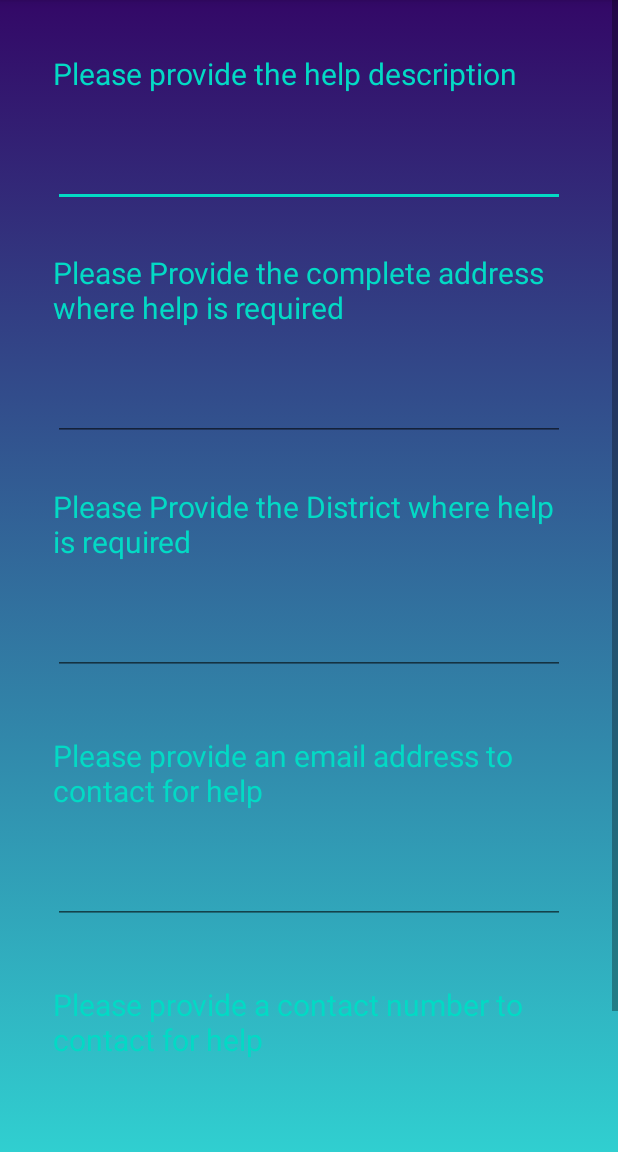
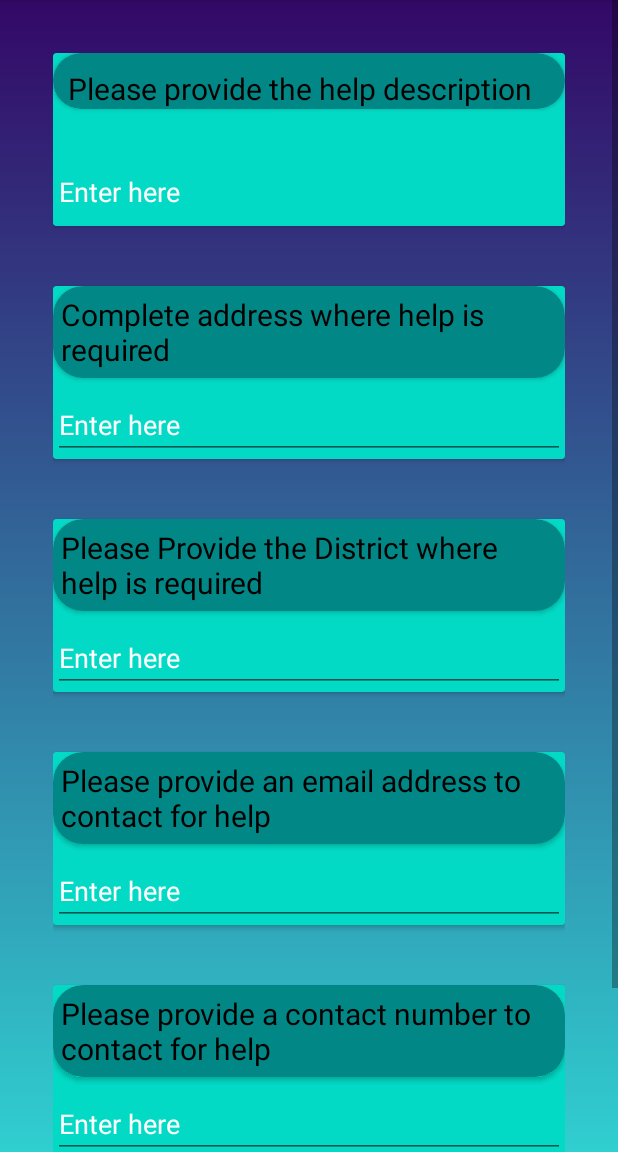
Before and after one commit to Atharva-Vijay-Khade/CoviHelp, an Android app: the AddHelpInfo screen opened directly, with no data from a screen before it, on a phone screen of 412 x 824 dp, the part 84-1236 px from its top. Run offline under Robolectric (Android 15) with nearby library versions, the phone set to English and light mode, and no system bars.

Commit message:
UI for user auth and add info added

```diff
--- a/CoviHelp/app/src/main/java/com/example/covihelp/MainActivity.java
+++ b/CoviHelp/app/src/main/java/com/example/covihelp/MainActivity.java
@@ -30,7 +30,7 @@ public class MainActivity extends AppCompatActivity {
         helpTheNeedy.setOnClickListener(new View.OnClickListener(){
             @Override
             public void onClick(View view) {
-                Intent intent = new Intent(MainActivity.this,HelpTheNeedy.class);
+                Intent intent = new Intent(MainActivity.this,LoginSignUp.class);
                 startActivity(intent);
             }
         });
--- a/CoviHelp/app/src/main/res/layout/activity_add_help_info.xml
+++ b/CoviHelp/app/src/main/res/layout/activity_add_help_info.xml
@@ -13,99 +13,208 @@
         android:padding="35dp"
         android:id="@+id/RelativeLayout1"
         >
+
+        <androidx.cardview.widget.CardView
+            android:layout_width="match_parent"
+            android:layout_height="wrap_content"
+            android:id="@+id/helpInfoTextCard"
+            app:cardBackgroundColor="@color/teal_200"
+            >
+
+            <androidx.cardview.widget.CardView
+                android:layout_width="match_parent"
+                android:layout_height="wrap_content"
+                app:cardCornerRadius="20dp"
+                app:cardBackgroundColor="@color/teal_700">
+
                 <TextView
                     android:layout_width="wrap_content"
                     android:layout_height="wrap_content"
+                    android:layout_marginLeft="10dp"
+                    android:layout_marginTop="10dp"
                     android:text="Please provide the help description"
                     android:textSize="20sp"
                     android:layout_alignParentLeft="true"
-            android:textColor="@color/teal_200"
+                    android:textColor="@color/black"
                     android:id="@+id/helpDescription"
                     />
+
+            </androidx.cardview.widget.CardView>
+
+
             <EditText
                 android:layout_width="match_parent"
                 android:layout_height="wrap_content"
                 android:id="@+id/helpInfoText"
                 android:layout_below="@+id/helpDescription"
-            android:layout_marginTop="30dp"
+                android:layout_marginTop="70dp"
                 android:textColor="@color/white"
+                android:hint="Enter here"
+                android:textColorHint="@color/white"
                 />
+
+        </androidx.cardview.widget.CardView>
+
+        <androidx.cardview.widget.CardView
+            android:layout_width="match_parent"
+            android:layout_height="wrap_content"
+            android:id="@+id/addressTextCard"
+            android:layout_below="@+id/helpInfoTextCard"
+            android:layout_marginTop="40dp"
+            app:cardBackgroundColor="@color/teal_200"
+            >
+
+            <androidx.cardview.widget.CardView
+                android:layout_width="match_parent"
+                android:layout_height="wrap_content"
+                app:cardCornerRadius="20dp"
+                app:cardBackgroundColor="@color/teal_700">
+
                 <TextView
                     android:layout_width="wrap_content"
                     android:layout_height="wrap_content"
-            android:text="Please Provide the complete address where help is required"
+                    android:text="Complete address where help is required"
                     android:textSize="20sp"
                     android:layout_alignParentLeft="true"
-            android:textColor="@color/teal_200"
+                    android:padding="5dp"
+                    android:textColor="@color/black"
                     android:id="@+id/address"
-            android:layout_below="@+id/helpInfoText"
-            android:layout_marginTop="30dp"
                     />
+
+            </androidx.cardview.widget.CardView>
+
             <EditText
                 android:layout_width="match_parent"
                 android:layout_height="wrap_content"
                 android:id="@+id/addressText"
                 android:layout_below="@+id/address"
-            android:layout_marginTop="30dp"
+                android:layout_marginTop="70dp"
                 android:textColor="@color/white"
+                android:hint="Enter here "
+                android:textColorHint="@color/white"
                 />
+
+        </androidx.cardview.widget.CardView>
+
+
+        <androidx.cardview.widget.CardView
+            android:layout_width="match_parent"
+            android:layout_height="wrap_content"
+            android:id="@+id/districtCard"
+            android:layout_below="@+id/addressTextCard"
+            android:layout_marginTop="40dp"
+            app:cardBackgroundColor="@color/teal_200">
+
+        <androidx.cardview.widget.CardView
+            android:layout_width="match_parent"
+            android:layout_height="wrap_content"
+            app:cardCornerRadius="20dp"
+            app:cardBackgroundColor="@color/teal_700">
             <TextView
                 android:layout_width="wrap_content"
                 android:layout_height="wrap_content"
                 android:text="Please Provide the District where help is required"
                 android:textSize="20sp"
                 android:layout_alignParentLeft="true"
-            android:textColor="@color/teal_200"
+                android:textColor="@color/black"
                 android:id="@+id/district"
-            android:layout_below="@+id/addressText"
-            android:layout_marginTop="30dp"
+                android:padding="5dp"
                 />
+
+        </androidx.cardview.widget.CardView>
             <EditText
                 android:layout_width="match_parent"
                 android:layout_height="wrap_content"
                 android:id="@+id/districtText"
                 android:layout_below="@+id/district"
-            android:layout_marginTop="30dp"
+                android:layout_marginTop="70dp"
                 android:textColor="@color/white"
+                android:hint="Enter here"
+                android:textColorHint="@color/white"
                 />
+
+        </androidx.cardview.widget.CardView>
+
+        <androidx.cardview.widget.CardView
+            android:layout_width="match_parent"
+            android:layout_height="wrap_content"
+            android:id="@+id/emailCard"
+            android:layout_below="@id/districtCard"
+            android:layout_marginTop="40dp"
+            app:cardBackgroundColor="@color/teal_200">
+
+        <androidx.cardview.widget.CardView
+            android:layout_width="match_parent"
+            android:layout_height="wrap_content"
+            app:cardCornerRadius="20dp"
+            app:cardBackgroundColor="@color/teal_700">
+
             <TextView
                 android:layout_width="wrap_content"
                 android:layout_height="wrap_content"
                 android:text="Please provide an email address to contact for help"
-            android:layout_below="@id/districtText"
-            android:layout_marginTop="40dp"
+                android:padding="5dp"
                 android:textSize="20sp"
                 android:layout_alignParentLeft="true"
-            android:textColor="@color/teal_200"
+                android:textColor="@color/black"
                 android:id="@+id/emailID"
                 />
+
+            </androidx.cardview.widget.CardView>
+
             <EditText
                 android:layout_width="match_parent"
                 android:layout_height="wrap_content"
                 android:id="@+id/emailIDText"
                 android:layout_below="@+id/emailID"
-            android:layout_marginTop="30dp"
+                android:layout_marginTop="70dp"
                 android:textColor="@color/white"
+                android:hint="Enter here"
+                android:textColorHint="@color/white"
                 />
+
+        </androidx.cardview.widget.CardView>
+
+
+        <androidx.cardview.widget.CardView
+            android:layout_width="match_parent"
+            android:layout_height="wrap_content"
+            android:id="@+id/contactNumberTextCard"
+            app:cardBackgroundColor="@color/teal_200"
+            android:layout_marginTop="40dp"
+            android:layout_below="@+id/emailCard">
+
+            <androidx.cardview.widget.CardView
+                android:layout_width="match_parent"
+                android:layout_height="wrap_content"
+                app:cardCornerRadius="20dp"
+                app:cardBackgroundColor="@color/teal_700">
             <TextView
                 android:layout_width="wrap_content"
                 android:layout_height="wrap_content"
                 android:text="Please provide a contact number to contact for help"
-            android:layout_below="@id/emailIDText"
-            android:layout_marginTop="40dp"
+                android:padding="5dp"
                 android:textSize="20sp"
                 android:layout_alignParentLeft="true"
-            android:textColor="@color/teal_200"
+                android:textColor="@color/black"
                 android:id="@+id/contactNumber"
                 />
+
+        </androidx.cardview.widget.CardView>
             <EditText
                 android:layout_width="match_parent"
                 android:layout_height="wrap_content"
                 android:id="@+id/contactNumberText"
                 android:layout_below="@+id/contactNumber"
-            android:layout_marginTop="30dp"
+                android:layout_marginTop="70dp"
                 android:textColor="@color/white"
+                android:hint="Enter here"
+                android:textColorHint="@color/white"
                 />
+
+        </androidx.cardview.widget.CardView>
+
+
         <Button
             android:layout_width="wrap_content"
             android:layout_height="wrap_content"
@@ -114,9 +223,11 @@
             android:backgroundTint="@color/white"
             android:text="submit"
             android:textColor="@color/teal_700"
-            android:layout_marginTop="10dp"
-            android:layout_below="@+id/contactNumberText"
+            android:layout_marginTop="40dp"
+            android:layout_below="@+id/contactNumberTextCard"
             />
+
+
     </RelativeLayout>
 
 </ScrollView>
--- a/CoviHelp/app/src/main/res/values/colors.xml
+++ b/CoviHelp/app/src/main/res/values/colors.xml
@@ -7,4 +7,5 @@
     <color name="teal_700">#FF018786</color>
     <color name="black">#FF000000</color>
     <color name="white">#FFFFFFFF</color>
+    <color name="loginregister">#c2046f</color>
 </resources>
--- a/CoviHelp/app/src/main/res/values/strings.xml
+++ b/CoviHelp/app/src/main/res/values/strings.xml
@@ -1,3 +1,5 @@
 <resources>
     <string name="app_name">CoviHelp</string>
+    <string name="login">Login</string>
+    <string name="register">Register</string>
 </resources>
```
Also changed, not shown: CoviHelp/app/src/main/AndroidManifest.xml (+9 -2 lines), CoviHelp/app/src/main/java/com/example/covihelp/Login.java (added, +14 -0 lines), CoviHelp/app/src/main/java/com/example/covihelp/LoginSignUp.java (added, +50 -0 lines), CoviHelp/app/src/main/java/com/example/covihelp/Register.java (added, +14 -0 lines), CoviHelp/app/src/main/res/drawable/loginsignup_background_color.xml (added, +13 -0 lines), CoviHelp/app/src/main/res/layout/activity_login.xml (added, +112 -0 lines), CoviHelp/app/src/main/res/layout/activity_login_sign_up.xml (added, +79 -0 lines), CoviHelp/app/src/main/res/layout/activity_register.xml (added, +112 -0 lines), CoviHelp/app/src/main/res/values/img_style.xml (added, +8 -0 lines), CoviHelp/app/src/main/res/drawable/helplogo.png (added), CoviHelp/app/src/main/res/mipmap-anydpi-v26/login_signup.jpg (added), CoviHelp/app/src/main/res/mipmap-hdpi/login_signup.jpg (added), CoviHelp/app/src/main/res/mipmap-mdpi/login_signup.jpg (added), CoviHelp/app/src/main/res/mipmap-xhdpi/login_signup.jpg (added), 2 more files, 1 other file. Lines whose indentation alone changed are shown as unchanged.
